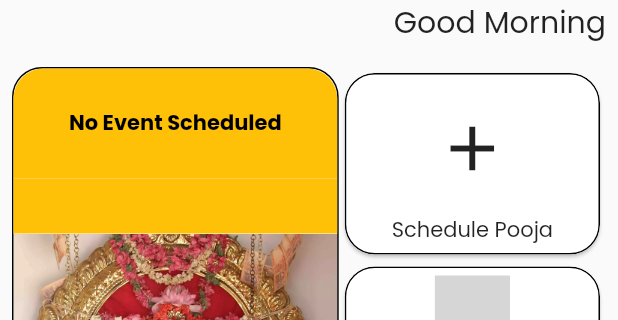
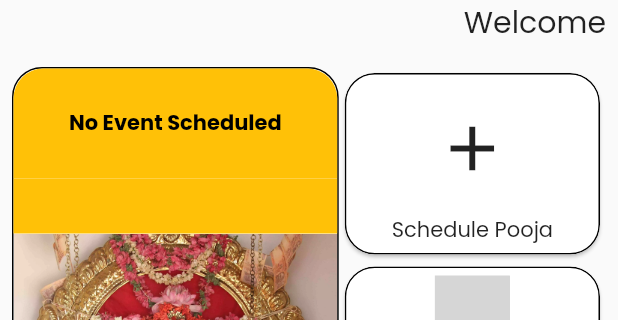
Before and after one commit to sanjay-rb/loga_parameshwari, a Flutter app: the screen it shows once a user with an empty profile is signed in, on a phone screen of 412 x 824 dp, the part 158-478 px from its top. Run offline on Flutter 3.47's test engine with Material 2 defaults, Android fonts, the phone set to English and light mode, and no system bars; drawn by our look-alikes of cached_network_image, google_mobile_ads; our stand-ins replace cloud_firestore, connectivity, datetime_picker_formfield, firebase_analytics, firebase_auth, firebase_core and 5 more; missing offline and left inert: multi_image_picker; accounts and stored records are empty; network calls fail; statements that could not run were skipped; grey boxes are pictures that could not be loaded.

Commit message:
Added Welcome in home

```diff
--- a/lib/screens/home_screen/components/head.dart
+++ b/lib/screens/home_screen/components/head.dart
@@ -15,6 +15,7 @@ class HeadComponent extends StatelessWidget {
     } else {
       yield "Good Night";
     }
+    yield "Welcome";
   }
 
   @override
```
